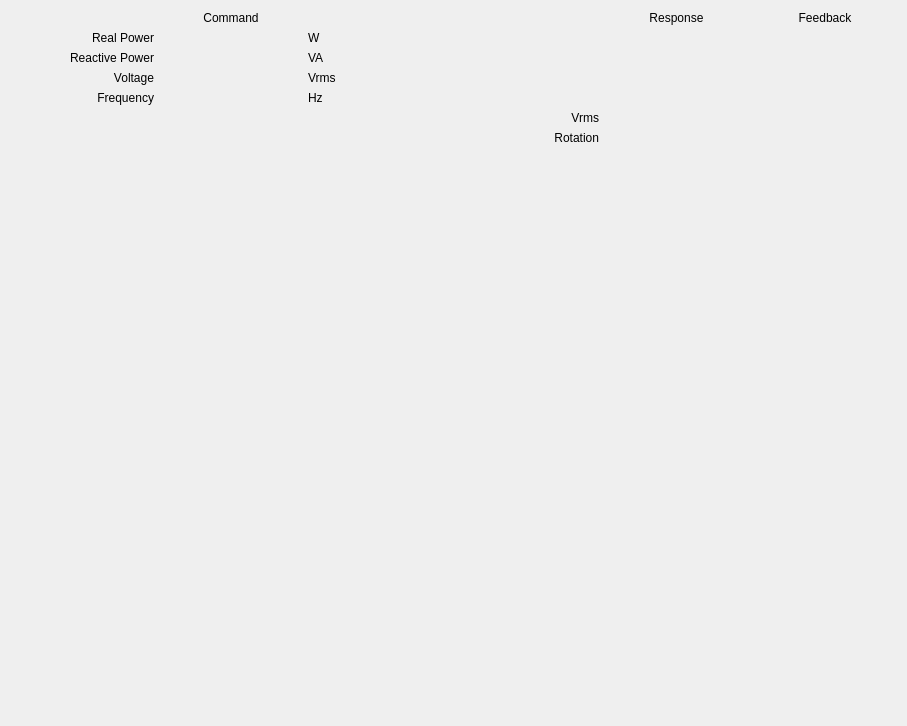
First picture: the form in example_hmi_control.ui, repository epcpower/st, before the edit.
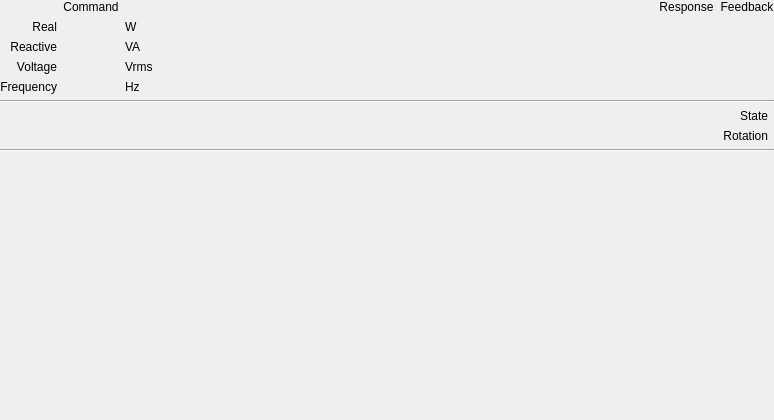
Second picture: the form after the edit. Custom widgets are drawn as their Qt base class.

Commit message: Tidy layout structure for control dash

Patch:
```diff
--- a/example_hmi_control.ui
+++ b/example_hmi_control.ui
@@ -6,8 +6,8 @@
    <rect>
     <x>0</x>
     <y>0</y>
-    <width>907</width>
-    <height>726</height>
+    <width>774</width>
+    <height>420</height>
    </rect>
   </property>
   <property name="windowTitle">
@@ -20,44 +20,135 @@
    <bool>true</bool>
   </property>
   <layout class="QGridLayout" name="gridLayout">
-   <item row="2" column="5">
-    <widget class="CompactEpc" name="compactepc_9">
-     <property name="frame" stdset="0">
-      <string>StatusMeasuredPower</string>
-     </property>
-     <property name="signal" stdset="0">
-      <string>ReactivePower_measured</string>
-     </property>
-     <property name="label_visible" stdset="0">
-      <bool>false</bool>
-     </property>
-     <property name="units_visible" stdset="0">
-      <bool>false</bool>
-     </property>
-    </widget>
+   <property name="leftMargin">
+    <number>0</number>
+   </property>
+   <property name="topMargin">
+    <number>0</number>
+   </property>
+   <property name="rightMargin">
+    <number>0</number>
+   </property>
+   <property name="bottomMargin">
+    <number>0</number>
+   </property>
+   <item row="2" column="1">
+    <layout class="QGridLayout" name="gridLayout_4">
+     <item row="1" column="2">
+      <widget class="QLabel" name="label_13">
+       <property name="text">
+        <string>Rotation</string>
+       </property>
+       <property name="alignment">
+        <set>Qt::AlignRight|Qt::AlignTrailing|Qt::AlignVCenter</set>
+       </property>
+      </widget>
+     </item>
+     <item row="0" column="3">
+      <widget class="CompactEpc" name="compactepc">
+       <property name="frame" stdset="0">
+        <string>StatusBits</string>
+       </property>
+       <property name="signal" stdset="0">
+        <string>State_status</string>
+       </property>
+       <property name="label_visible" stdset="0">
+        <bool>false</bool>
+       </property>
+      </widget>
+     </item>
+     <item row="1" column="3">
+      <widget class="CompactEpc" name="compactepc_14">
+       <property name="frame" stdset="0">
+        <string>StatusBits</string>
+       </property>
+       <property name="signal" stdset="0">
+        <string>PhaseRotation_status</string>
+       </property>
+       <property name="label_override" stdset="0">
+        <string>Rotation</string>
+       </property>
+       <property name="label_visible" stdset="0">
+        <bool>false</bool>
+       </property>
+      </widget>
+     </item>
+     <item row="0" column="2">
+      <widget class="QLabel" name="label_4">
+       <property name="text">
+        <string>State</string>
+       </property>
+       <property name="alignment">
+        <set>Qt::AlignRight|Qt::AlignTrailing|Qt::AlignVCenter</set>
+       </property>
+      </widget>
+     </item>
+     <item row="0" column="0">
+      <widget class="Led" name="led_47">
+       <property name="frame" stdset="0">
+        <string>StatusBits</string>
+       </property>
+       <property name="signal" stdset="0">
+        <string>LineVoltageDetected_status</string>
+       </property>
+       <property name="label_override" stdset="0">
+        <string>VAC Detected</string>
+       </property>
+       <property name="label_visible" stdset="0">
+        <bool>true</bool>
+       </property>
+      </widget>
+     </item>
+     <item row="1" column="0">
+      <widget class="Led" name="led_43">
+       <property name="frame" stdset="0">
+        <string>StatusBits</string>
+       </property>
+       <property name="signal" stdset="0">
+        <string>PowerAvailAC_status</string>
+       </property>
+       <property name="label_override" stdset="0">
+        <string/>
+       </property>
+       <property name="label_visible" stdset="0">
+        <bool>true</bool>
+       </property>
+      </widget>
+     </item>
+     <item row="1" column="1">
+      <spacer name="horizontalSpacer_3">
+       <property name="orientation">
+        <enum>Qt::Horizontal</enum>
+       </property>
+       <property name="sizeHint" stdset="0">
+        <size>
+         <width>0</width>
+         <height>0</height>
+        </size>
+       </property>
+      </spacer>
+     </item>
+    </layout>
    </item>
-   <item row="0" column="5">
-    <widget class="QLabel" name="label_11">
-     <property name="text">
-      <string>Feedback</string>
+   <item row="4" column="1">
+    <spacer name="verticalSpacer">
+     <property name="orientation">
+      <enum>Qt::Vertical</enum>
      </property>
-     <property name="alignment">
-      <set>Qt::AlignCenter</set>
+     <property name="sizeHint" stdset="0">
+      <size>
+       <width>0</width>
+       <height>0</height>
+      </size>
      </property>
-    </widget>
+    </spacer>
    </item>
-   <item row="10" column="0" colspan="6">
+   <item row="0" column="1">
     <layout class="QGridLayout" name="gridLayout_2">
-     <item row="0" column="0" rowspan="2">
-      <widget class="Toggle" name="toggle">
-       <property name="sizePolicy">
-        <sizepolicy hsizetype="Fixed" vsizetype="Preferred">
-         <horstretch>0</horstretch>
-         <verstretch>0</verstretch>
-        </sizepolicy>
-       </property>
+     <item row="1" column="5">
+      <widget class="CompactEpc" name="compactepc_7">
        <property name="frame" stdset="0">
-        <string>CommandModeControl</string>
+        <string>StatusMeasuredPower</string>
        </property>
        <property name="signal" stdset="0">
         <string>Enable_command</string>
@@ -73,18 +164,382 @@
        </property>
       </widget>
      </item>
-     <item row="0" column="2">
+     <item row="0" column="1">
+      <widget class="QLabel" name="label_10">
+       <property name="text">
+        <string>Command</string>
+       </property>
+       <property name="alignment">
+        <set>Qt::AlignCenter</set>
+       </property>
+      </widget>
+     </item>
+     <item row="3" column="0">
+      <widget class="QLabel" name="label_15">
+       <property name="text">
+        <string>Voltage</string>
+       </property>
+       <property name="alignment">
+        <set>Qt::AlignRight|Qt::AlignTrailing|Qt::AlignVCenter</set>
+       </property>
+      </widget>
+     </item>
+     <item row="1" column="2">
+      <widget class="QLabel" name="label">
+       <property name="text">
+        <string>W</string>
+       </property>
+      </widget>
+     </item>
+     <item row="2" column="0">
+      <widget class="QLabel" name="label_8">
+       <property name="text">
+        <string>Reactive</string>
+       </property>
+       <property name="alignment">
+        <set>Qt::AlignRight|Qt::AlignTrailing|Qt::AlignVCenter</set>
+       </property>
+      </widget>
+     </item>
+     <item row="1" column="3">
       <spacer name="horizontalSpacer">
        <property name="orientation">
         <enum>Qt::Horizontal</enum>
        </property>
        <property name="sizeHint" stdset="0">
         <size>
-         <width>40</width>
-         <height>20</height>
+         <width>0</width>
+         <height>0</height>
         </size>
        </property>
       </spacer>
+     </item>
+     <item row="1" column="4">
+      <widget class="CompactEpc" name="compactepc_6">
+       <property name="frame" stdset="0">
+        <string>StatusCommandedPower</string>
+       </property>
+       <property name="signal" stdset="0">
+        <string>RealPower_echo</string>
+       </property>
+       <property name="label_visible" stdset="0">
+        <bool>false</bool>
+       </property>
+       <property name="units_visible" stdset="0">
+        <bool>false</bool>
+       </property>
+      </widget>
+     </item>
+     <item row="0" column="4">
+      <widget class="QLabel" name="label_14">
+       <property name="text">
+        <string>Response</string>
+       </property>
+       <property name="alignment">
+        <set>Qt::AlignCenter</set>
+       </property>
+      </widget>
+     </item>
+     <item row="1" column="1">
+      <widget class="CompactEpc" name="compactepc_2">
+       <property name="frame" stdset="0">
+        <string>CommandPower</string>
+       </property>
+       <property name="signal" stdset="0">
+        <string>RealPower_command</string>
+       </property>
+       <property name="label_override" stdset="0">
+        <string>Real</string>
+       </property>
+       <property name="label_visible" stdset="0">
+        <bool>false</bool>
+       </property>
+       <property name="units_visible" stdset="0">
+        <bool>false</bool>
+       </property>
+       <property name="tx" stdset="0">
+        <bool>true</bool>
+       </property>
+      </widget>
+     </item>
+     <item row="0" column="5">
+      <widget class="QLabel" name="label_12">
+       <property name="text">
+        <string>Feedback</string>
+       </property>
+       <property name="alignment">
+        <set>Qt::AlignCenter</set>
+       </property>
+      </widget>
+     </item>
+     <item row="4" column="0">
+      <widget class="QLabel" name="label_16">
+       <property name="text">
+        <string>Frequency</string>
+       </property>
+       <property name="alignment">
+        <set>Qt::AlignRight|Qt::AlignTrailing|Qt::AlignVCenter</set>
+       </property>
+      </widget>
+     </item>
+     <item row="2" column="1">
+      <widget class="CompactEpc" name="compactepc_3">
+       <property name="frame" stdset="0">
+        <string>CommandPower</string>
+       </property>
+       <property name="signal" stdset="0">
+        <string>ReactivePower_command</string>
+       </property>
+       <property name="label_override" stdset="0">
+        <string>Reactive</string>
+       </property>
+       <property name="label_visible" stdset="0">
+        <bool>false</bool>
+       </property>
+       <property name="units_visible" stdset="0">
+        <bool>false</bool>
+       </property>
+       <property name="tx" stdset="0">
+        <bool>true</bool>
+       </property>
+      </widget>
+     </item>
+     <item row="3" column="1">
+      <widget class="CompactEpc" name="compactepc_4">
+       <property name="frame" stdset="0">
+        <string>CommandVF</string>
+       </property>
+       <property name="signal" stdset="0">
+        <string>Voltage_command</string>
+       </property>
+       <property name="label_visible" stdset="0">
+        <bool>false</bool>
+       </property>
+       <property name="units_visible" stdset="0">
+        <bool>false</bool>
+       </property>
+       <property name="tx" stdset="0">
+        <bool>true</bool>
+       </property>
+      </widget>
+     </item>
+     <item row="4" column="1">
+      <widget class="CompactEpc" name="compactepc_5">
+       <property name="frame" stdset="0">
+        <string>CommandVF</string>
+       </property>
+       <property name="signal" stdset="0">
+        <string>Frequency_command</string>
+       </property>
+       <property name="label_visible" stdset="0">
+        <bool>false</bool>
+       </property>
+       <property name="units_visible" stdset="0">
+        <bool>false</bool>
+       </property>
+       <property name="tx" stdset="0">
+        <bool>true</bool>
+       </property>
+      </widget>
+     </item>
+     <item row="2" column="2">
+      <widget class="QLabel" name="label_5">
+       <property name="text">
+        <string>VA</string>
+       </property>
+      </widget>
+     </item>
+     <item row="3" column="2">
+      <widget class="QLabel" name="label_3">
+       <property name="text">
+        <string>Vrms</string>
+       </property>
+      </widget>
+     </item>
+     <item row="4" column="2">
+      <widget class="QLabel" name="label_6">
+       <property name="text">
+        <string>Hz</string>
+       </property>
+      </widget>
+     </item>
+     <item row="2" column="4">
+      <widget class="CompactEpc" name="compactepc_8">
+       <property name="frame" stdset="0">
+        <string>StatusCommandedPower</string>
+       </property>
+       <property name="signal" stdset="0">
+        <string>ReactivePower_echo</string>
+       </property>
+       <property name="label_visible" stdset="0">
+        <bool>false</bool>
+       </property>
+       <property name="units_visible" stdset="0">
+        <bool>false</bool>
+       </property>
+      </widget>
+     </item>
+     <item row="3" column="4">
+      <widget class="CompactEpc" name="compactepc_10">
+       <property name="frame" stdset="0">
+        <string>StatusCommandVF</string>
+       </property>
+       <property name="signal" stdset="0">
+        <string>Voltage_echo</string>
+       </property>
+       <property name="label_visible" stdset="0">
+        <bool>false</bool>
+       </property>
+       <property name="units_visible" stdset="0">
+        <bool>false</bool>
+       </property>
+      </widget>
+     </item>
+     <item row="4" column="4">
+      <widget class="CompactEpc" name="compactepc_11">
+       <property name="frame" stdset="0">
+        <string>StatusCommandVF</string>
+       </property>
+       <property name="signal" stdset="0">
+        <string>Frequency_echo</string>
+       </property>
+       <property name="label_visible" stdset="0">
+        <bool>false</bool>
+       </property>
+       <property name="units_visible" stdset="0">
+        <bool>false</bool>
+       </property>
+      </widget>
+     </item>
+     <item row="2" column="5">
+      <widget class="CompactEpc" name="compactepc_9">
+       <property name="frame" stdset="0">
+        <string>StatusMeasuredPower</string>
+       </property>
+       <property name="signal" stdset="0">
+        <string>ReactivePower_measured</string>
+       </property>
+       <property name="label_visible" stdset="0">
+        <bool>false</bool>
+       </property>
+       <property name="units_visible" stdset="0">
+        <bool>false</bool>
+       </property>
+      </widget>
+     </item>
+     <item row="3" column="5">
+      <widget class="CompactEpc" name="compactepc_12">
+       <property name="frame" stdset="0">
+        <string>StatusACParameters</string>
+       </property>
+       <property name="signal" stdset="0">
+        <string>VoltageAC_measured</string>
+       </property>
+       <property name="label_visible" stdset="0">
+        <bool>false</bool>
+       </property>
+       <property name="units_visible" stdset="0">
+        <bool>false</bool>
+       </property>
+      </widget>
+     </item>
+     <item row="4" column="5">
+      <widget class="CompactEpc" name="compactepc_13">
+       <property name="frame" stdset="0">
+        <string>StatusACParameters</string>
+       </property>
+       <property name="signal" stdset="0">
+        <string>Frequency_measured</string>
+       </property>
+       <property name="label_visible" stdset="0">
+        <bool>false</bool>
+       </property>
+       <property name="units_visible" stdset="0">
+        <bool>false</bool>
+       </property>
+      </widget>
+     </item>
+     <item row="1" column="0">
+      <widget class="QLabel" name="label_9">
+       <property name="text">
+        <string>Real</string>
+       </property>
+       <property name="alignment">
+        <set>Qt::AlignRight|Qt::AlignTrailing|Qt::AlignVCenter</set>
+       </property>
+      </widget>
+     </item>
+    </layout>
+   </item>
+   <item row="5" column="1">
+    <layout class="QGridLayout" name="gridLayout_3">
+     <item row="0" column="5" rowspan="2">
+      <widget class="Led" name="led_26">
+       <property name="sizePolicy">
+        <sizepolicy hsizetype="Fixed" vsizetype="Fixed">
+         <horstretch>0</horstretch>
+         <verstretch>0</verstretch>
+        </sizepolicy>
+       </property>
+       <property name="frame" stdset="0">
+        <string>StatusFaults</string>
+       </property>
+       <property name="signal" stdset="0">
+        <string>GeneralFault_status</string>
+       </property>
+       <property name="label_visible" stdset="0">
+        <bool>false</bool>
+       </property>
+       <property name="automatic_off_color" stdset="0">
+        <bool>false</bool>
+       </property>
+       <property name="on_color" stdset="0">
+        <color>
+         <red>192</red>
+         <green>32</green>
+         <blue>32</blue>
+        </color>
+       </property>
+       <property name="manual_off_color" stdset="0">
+        <color>
+         <red>32</red>
+         <green>192</green>
+         <blue>32</blue>
+        </color>
+       </property>
+       <property name="relative_height" stdset="0">
+        <double>2.000000000000000</double>
+       </property>
+      </widget>
+     </item>
+     <item row="0" column="3">
+      <spacer name="horizontalSpacer_2">
+       <property name="orientation">
+        <enum>Qt::Horizontal</enum>
+       </property>
+       <property name="sizeHint" stdset="0">
+        <size>
+         <width>0</width>
+         <height>0</height>
+        </size>
+       </property>
+      </spacer>
+     </item>
+     <item row="0" column="4" rowspan="2">
+      <widget class="Button" name="button_2">
+       <property name="frame" stdset="0">
+        <string>CommandModeControl</string>
+       </property>
+       <property name="signal" stdset="0">
+        <string>FaultClear_command</string>
+       </property>
+       <property name="label_visible" stdset="0">
+        <bool>false</bool>
+       </property>
+       <property name="tx" stdset="0">
+        <bool>true</bool>
+       </property>
+      </widget>
      </item>
      <item row="0" column="1" rowspan="2">
       <layout class="QVBoxLayout" name="verticalLayout">
@@ -207,354 +662,17 @@
      </item>
     </layout>
    </item>
-   <item row="9" column="1">
-    <spacer name="verticalSpacer">
-     <property name="orientation">
-      <enum>Qt::Vertical</enum>
-     </property>
-     <property name="sizeHint" stdset="0">
-      <size>
-       <width>0</width>
-       <height>0</height>
-      </size>
-     </property>
-    </spacer>
-   </item>
-   <item row="6" column="1">
-    <widget class="CompactEpc" name="compactepc_5">
-     <property name="frame" stdset="0">
-      <string>CommandVF</string>
-     </property>
-     <property name="signal" stdset="0">
-      <string>Frequency_command</string>
-     </property>
-     <property name="label_visible" stdset="0">
-      <bool>false</bool>
-     </property>
-     <property name="units_visible" stdset="0">
-      <bool>false</bool>
-     </property>
-     <property name="tx" stdset="0">
-      <bool>true</bool>
-     </property>
-    </widget>
-   </item>
-   <item row="2" column="4">
-    <widget class="CompactEpc" name="compactepc_8">
-     <property name="frame" stdset="0">
-      <string>StatusCommandedPower</string>
-     </property>
-     <property name="signal" stdset="0">
-      <string>ReactivePower_echo</string>
-     </property>
-     <property name="label_visible" stdset="0">
-      <bool>false</bool>
-     </property>
-     <property name="units_visible" stdset="0">
-      <bool>false</bool>
-     </property>
-    </widget>
-   </item>
-   <item row="1" column="2">
-    <widget class="QLabel" name="label">
-     <property name="text">
-      <string>W</string>
-     </property>
-    </widget>
-   </item>
-   <item row="4" column="0">
-    <widget class="QLabel" name="label_14">
-     <property name="text">
-      <string>Voltage</string>
-     </property>
-     <property name="alignment">
-      <set>Qt::AlignRight|Qt::AlignTrailing|Qt::AlignVCenter</set>
-     </property>
-    </widget>
-   </item>
-   <item row="4" column="1">
-    <widget class="CompactEpc" name="compactepc_4">
-     <property name="frame" stdset="0">
-      <string>CommandVF</string>
-     </property>
-     <property name="signal" stdset="0">
-      <string>Voltage_command</string>
-     </property>
-     <property name="label_visible" stdset="0">
-      <bool>false</bool>
-     </property>
-     <property name="units_visible" stdset="0">
-      <bool>false</bool>
-     </property>
-     <property name="tx" stdset="0">
-      <bool>true</bool>
-     </property>
-    </widget>
-   </item>
-   <item row="1" column="5">
-    <widget class="CompactEpc" name="compactepc_7">
-     <property name="frame" stdset="0">
-      <string>StatusMeasuredPower</string>
-     </property>
-     <property name="signal" stdset="0">
-      <string>RealPower_measured</string>
-     </property>
-     <property name="label_visible" stdset="0">
-      <bool>false</bool>
-     </property>
-     <property name="units_visible" stdset="0">
-      <bool>false</bool>
-     </property>
-    </widget>
-   </item>
-   <item row="0" column="4">
-    <widget class="QLabel" name="label_10">
-     <property name="text">
-      <string>Response</string>
-     </property>
-     <property name="alignment">
-      <set>Qt::AlignCenter</set>
-     </property>
-    </widget>
-   </item>
-   <item row="6" column="4">
-    <widget class="CompactEpc" name="compactepc_11">
-     <property name="frame" stdset="0">
-      <string>StatusCommandVF</string>
-     </property>
-     <property name="signal" stdset="0">
-      <string>Frequency_echo</string>
-     </property>
-     <property name="label_visible" stdset="0">
-      <bool>false</bool>
-     </property>
-     <property name="units_visible" stdset="0">
-      <bool>false</bool>
-     </property>
-    </widget>
-   </item>
-   <item row="0" column="1">
-    <widget class="QLabel" name="label_9">
-     <property name="text">
-      <string>Command</string>
-     </property>
-     <property name="alignment">
-      <set>Qt::AlignCenter</set>
-     </property>
-    </widget>
-   </item>
-   <item row="2" column="1">
-    <widget class="CompactEpc" name="compactepc_3">
-     <property name="frame" stdset="0">
-      <string>CommandPower</string>
-     </property>
-     <property name="signal" stdset="0">
-      <string>ReactivePower_command</string>
-     </property>
-     <property name="label_visible" stdset="0">
-      <bool>false</bool>
-     </property>
-     <property name="units_visible" stdset="0">
-      <bool>false</bool>
-     </property>
-     <property name="tx" stdset="0">
-      <bool>true</bool>
-     </property>
-    </widget>
-   </item>
-   <item row="4" column="2">
-    <widget class="QLabel" name="label_3">
-     <property name="text">
-      <string>Vrms</string>
-     </property>
-    </widget>
-   </item>
-   <item row="2" column="0">
-    <widget class="QLabel" name="label_8">
-     <property name="text">
-      <string>Reactive Power</string>
-     </property>
-     <property name="alignment">
-      <set>Qt::AlignRight|Qt::AlignTrailing|Qt::AlignVCenter</set>
-     </property>
-    </widget>
-   </item>
    <item row="1" column="1">
-    <widget class="CompactEpc" name="compactepc_2">
-     <property name="frame" stdset="0">
-      <string>CommandPower</string>
-     </property>
-     <property name="signal" stdset="0">
-      <string>RealPower_command</string>
-     </property>
-     <property name="label_visible" stdset="0">
-      <bool>false</bool>
-     </property>
-     <property name="units_visible" stdset="0">
-      <bool>false</bool>
-     </property>
-     <property name="tx" stdset="0">
-      <bool>true</bool>
-     </property>
-    </widget>
-   </item>
-   <item row="1" column="4">
-    <widget class="CompactEpc" name="compactepc_6">
-     <property name="frame" stdset="0">
-      <string>StatusCommandedPower</string>
-     </property>
-     <property name="signal" stdset="0">
-      <string>RealPower_echo</string>
-     </property>
-     <property name="label_visible" stdset="0">
-      <bool>false</bool>
-     </property>
-     <property name="units_visible" stdset="0">
-      <bool>false</bool>
-     </property>
-    </widget>
-   </item>
-   <item row="1" column="0">
-    <widget class="QLabel" name="label_7">
-     <property name="text">
-      <string>Real Power</string>
-     </property>
-     <property name="alignment">
-      <set>Qt::AlignRight|Qt::AlignTrailing|Qt::AlignVCenter</set>
-     </property>
-    </widget>
-   </item>
-   <item row="6" column="5">
-    <widget class="CompactEpc" name="compactepc_13">
-     <property name="frame" stdset="0">
-      <string>StatusACParameters</string>
-     </property>
-     <property name="signal" stdset="0">
-      <string>Frequency_measured</string>
-     </property>
-     <property name="label_visible" stdset="0">
-      <bool>false</bool>
-     </property>
-     <property name="units_visible" stdset="0">
-      <bool>false</bool>
-     </property>
-    </widget>
-   </item>
-   <item row="9" column="3">
-    <spacer name="verticalSpacer_3">
+    <widget class="Line" name="line">
      <property name="orientation">
-      <enum>Qt::Vertical</enum>
+      <enum>Qt::Horizontal</enum>
      </property>
-     <property name="sizeHint" stdset="0">
-      <size>
-       <width>0</width>
-       <height>0</height>
-      </size>
-     </property>
-    </spacer>
-   </item>
-   <item row="6" column="2">
-    <widget class="QLabel" name="label_6">
-     <property name="text">
-      <string>Hz</string>
-     </property>
     </widget>
    </item>
-   <item row="6" column="0">
-    <widget class="QLabel" name="label_15">
-     <property name="text">
-      <string>Frequency</string>
-     </property>
-     <property name="alignment">
-      <set>Qt::AlignRight|Qt::AlignTrailing|Qt::AlignVCenter</set>
-     </property>
-    </widget>
-   </item>
-   <item row="4" column="5">
-    <widget class="CompactEpc" name="compactepc_12">
-     <property name="frame" stdset="0">
-      <string>StatusACParameters</string>
-     </property>
-     <property name="signal" stdset="0">
-      <string>VoltageAC_measured</string>
-     </property>
-     <property name="label_visible" stdset="0">
-      <bool>false</bool>
-     </property>
-     <property name="units_visible" stdset="0">
-      <bool>false</bool>
-     </property>
-    </widget>
-   </item>
-   <item row="2" column="2">
-    <widget class="QLabel" name="label_5">
-     <property name="text">
-      <string>VA</string>
-     </property>
-    </widget>
-   </item>
-   <item row="4" column="4">
-    <widget class="CompactEpc" name="compactepc_10">
-     <property name="frame" stdset="0">
-      <string>StatusCommandVF</string>
-     </property>
-     <property name="signal" stdset="0">
-      <string>Voltage_echo</string>
-     </property>
-     <property name="label_visible" stdset="0">
-      <bool>false</bool>
-     </property>
-     <property name="units_visible" stdset="0">
-      <bool>false</bool>
-     </property>
-    </widget>
-   </item>
-   <item row="8" column="1" colspan="3">
-    <widget class="QLabel" name="label_12">
-     <property name="text">
-      <string>Rotation</string>
-     </property>
-     <property name="alignment">
-      <set>Qt::AlignRight|Qt::AlignTrailing|Qt::AlignVCenter</set>
-     </property>
-    </widget>
-   </item>
-   <item row="7" column="1" colspan="3">
-    <widget class="QLabel" name="label_4">
-     <property name="text">
-      <string>Vrms</string>
-     </property>
-     <property name="alignment">
-      <set>Qt::AlignRight|Qt::AlignTrailing|Qt::AlignVCenter</set>
-     </property>
-    </widget>
-   </item>
-   <item row="7" column="4" colspan="2">
-    <widget class="CompactEpc" name="compactepc">
-     <property name="frame" stdset="0">
-      <string>StatusBits</string>
-     </property>
-     <property name="signal" stdset="0">
-      <string>State_status</string>
-     </property>
-     <property name="label_visible" stdset="0">
-      <bool>false</bool>
-     </property>
-    </widget>
-   </item>
-   <item row="8" column="4" colspan="2">
-    <widget class="CompactEpc" name="compactepc_14">
-     <property name="frame" stdset="0">
-      <string>StatusBits</string>
-     </property>
-     <property name="signal" stdset="0">
-      <string>PhaseRotation_status</string>
-     </property>
-     <property name="label_override" stdset="0">
-      <string>Rotation</string>
-     </property>
-     <property name="label_visible" stdset="0">
-      <bool>false</bool>
+   <item row="3" column="1">
+    <widget class="Line" name="line_2">
+     <property name="orientation">
+      <enum>Qt::Horizontal</enum>
      </property>
     </widget>
    </item>
```
Left out of the diff: 80 changed lines with no effect on the pictures.
